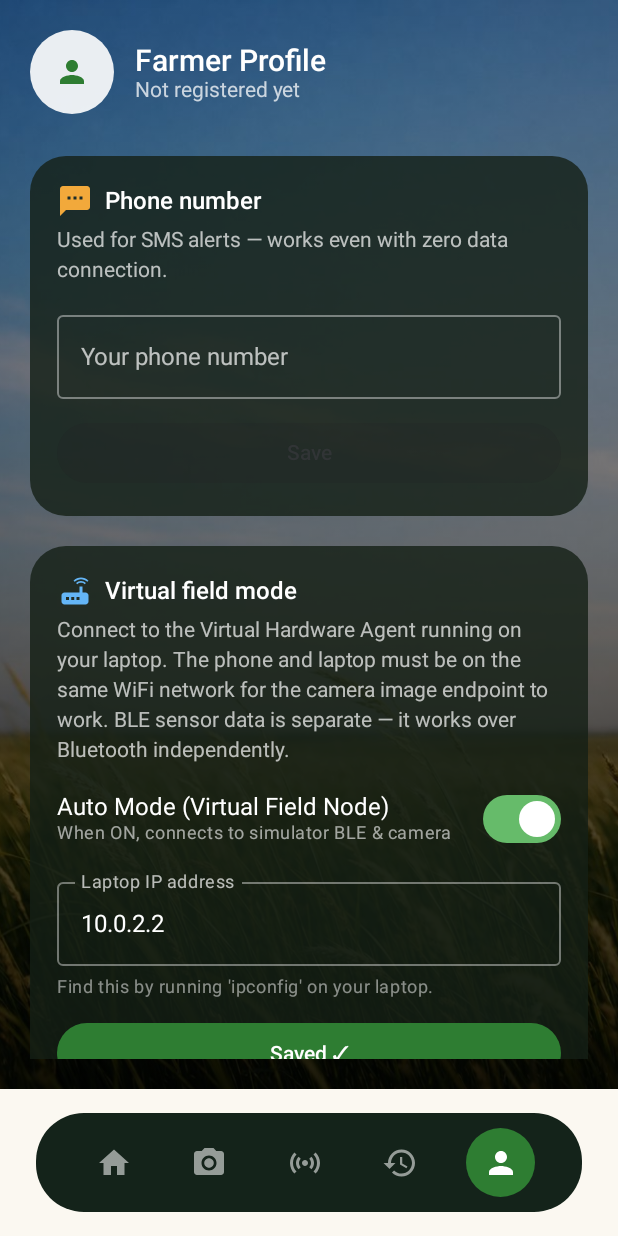
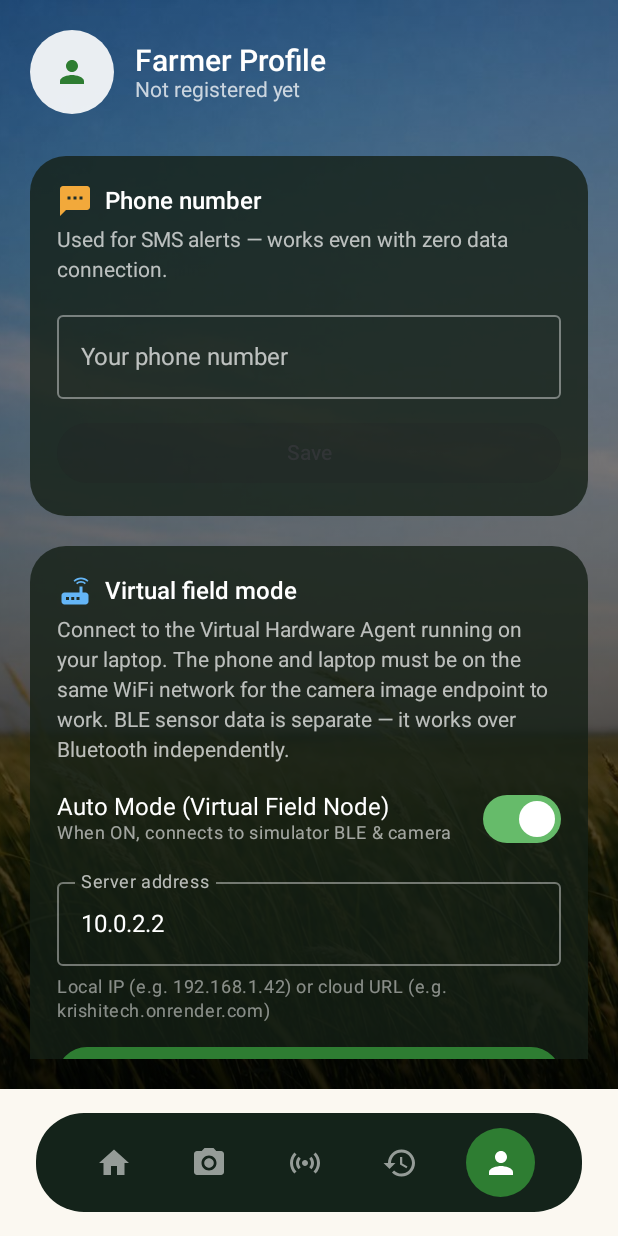
Before and after one commit to aman00077777/SIH26180, an Android app built with Jetpack Compose: the screen it shows after launch (MainActivity), after a tap on "Open profile", on a phone screen of 412 x 824 dp. Run offline under Robolectric (Android 15) with nearby library versions, the light colour scheme and no system bars; our stand-ins replace Room's generated code.

Commit message:
Support cloud URLs in Virtual Field Mode

```diff
--- a/SmartFarmingAssistant/app/src/main/java/com/farmassist/app/ui/AppViewModel.kt
+++ b/SmartFarmingAssistant/app/src/main/java/com/farmassist/app/ui/AppViewModel.kt
@@ -69,7 +69,7 @@ class AppViewModel(application: Application) : AndroidViewModel(application) {
         _isAutoMode.value = enabled
         if (enabled) {
             if (_fieldNodeIpAddress.value.isNotBlank()) {
-                virtualCaptureManager.startPolling("http://${_fieldNodeIpAddress.value}:5000")
+                virtualCaptureManager.startPolling(buildNodeUrl(_fieldNodeIpAddress.value))
             }
             _mergedSensorData.value = lastKnownLiveData
             _mergedConnectionState.value = bleManager.connectionState.value
@@ -98,10 +98,24 @@ class AppViewModel(application: Application) : AndroidViewModel(application) {
         setAutoMode(enabled)
     }
 
+    /**
+     * Builds the base URL for the virtual field node.
+     * Supports both local IPs (e.g. "192.168.1.42" → "http://192.168.1.42:5000")
+     * and cloud URLs (e.g. "krishitech-field-node.onrender.com" → "https://krishitech-field-node.onrender.com").
+     */
+    private fun buildNodeUrl(input: String): String {
+        val trimmed = input.trim()
+        return when {
+            trimmed.startsWith("http://") || trimmed.startsWith("https://") -> trimmed.trimEnd('/')
+            trimmed.contains(".") && !trimmed[0].isDigit() -> "https://$trimmed".trimEnd('/')
+            else -> "http://$trimmed:5000"
+        }
+    }
+
     fun setFieldNodeIp(ip: String) {
         _fieldNodeIpAddress.value = ip
         if (_isAutoMode.value && ip.isNotBlank()) {
-            virtualCaptureManager.startPolling("http://$ip:5000")
+            virtualCaptureManager.startPolling(buildNodeUrl(ip))
         }
     }
 
@@ -140,7 +154,7 @@ class AppViewModel(application: Application) : AndroidViewModel(application) {
     init {
         // Start camera polling if initially in Auto mode and IP available
         if (_isAutoMode.value && _fieldNodeIpAddress.value.isNotBlank()) {
-            virtualCaptureManager.startPolling("http://${_fieldNodeIpAddress.value}:5000")
+            virtualCaptureManager.startPolling(buildNodeUrl(_fieldNodeIpAddress.value))
         }
 
         // Collect from BLE manager
--- a/SmartFarmingAssistant/app/src/main/java/com/farmassist/app/ui/screens/ProfileScreen.kt
+++ b/SmartFarmingAssistant/app/src/main/java/com/farmassist/app/ui/screens/ProfileScreen.kt
@@ -209,8 +209,8 @@ fun ProfileScreen(
                     OutlinedTextField(
                         value = ipAddress,
                         onValueChange = { ipAddress = it; ipSaved = false },
-                        label = { Text("Laptop IP address") },
-                        placeholder = { Text("e.g. 192.168.1.42", color = Color.White.copy(alpha = 0.3f)) },
+                        label = { Text("Server address") },
+                        placeholder = { Text("IP or cloud URL", color = Color.White.copy(alpha = 0.3f)) },
                         colors = OutlinedTextFieldDefaults.colors(
                             focusedTextColor = Color.White,
                             unfocusedTextColor = Color.White,
@@ -223,7 +223,7 @@ fun ProfileScreen(
                     )
                     Spacer(Modifier.height(6.dp))
                     Text(
-                        "Find this by running 'ipconfig' on your laptop.",
+                        "Local IP (e.g. 192.168.1.42) or cloud URL (e.g. krishitech.onrender.com)",
                         color = Color.White.copy(alpha = 0.5f),
                         style = MaterialTheme.typography.bodySmall
                     )
```
